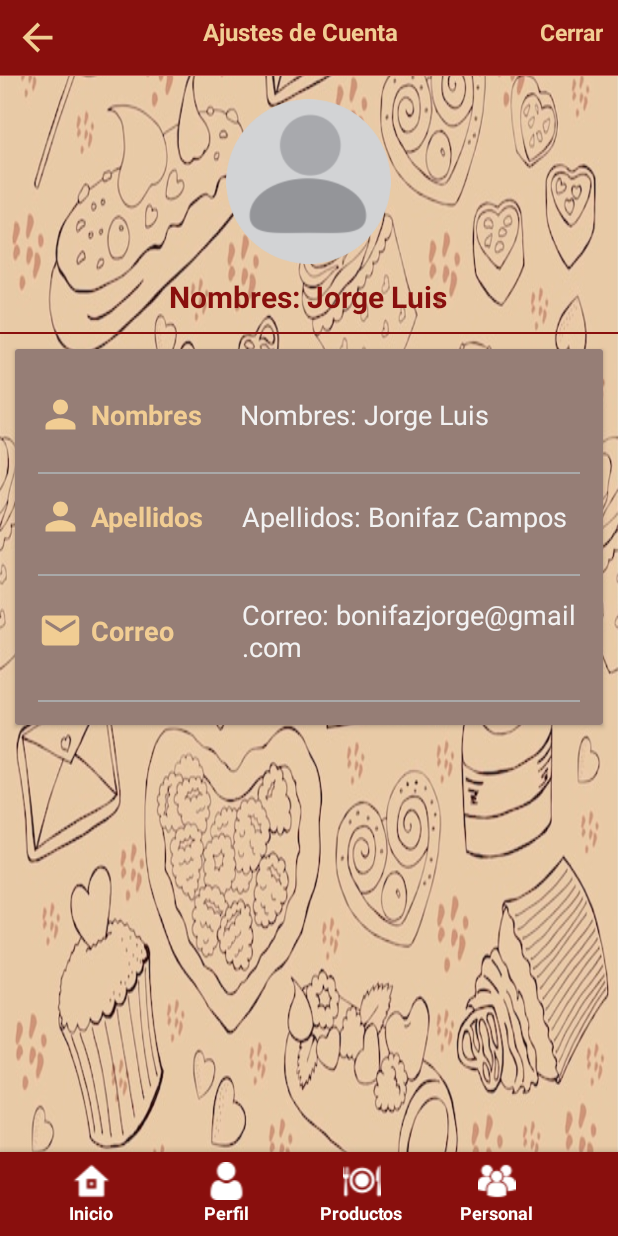
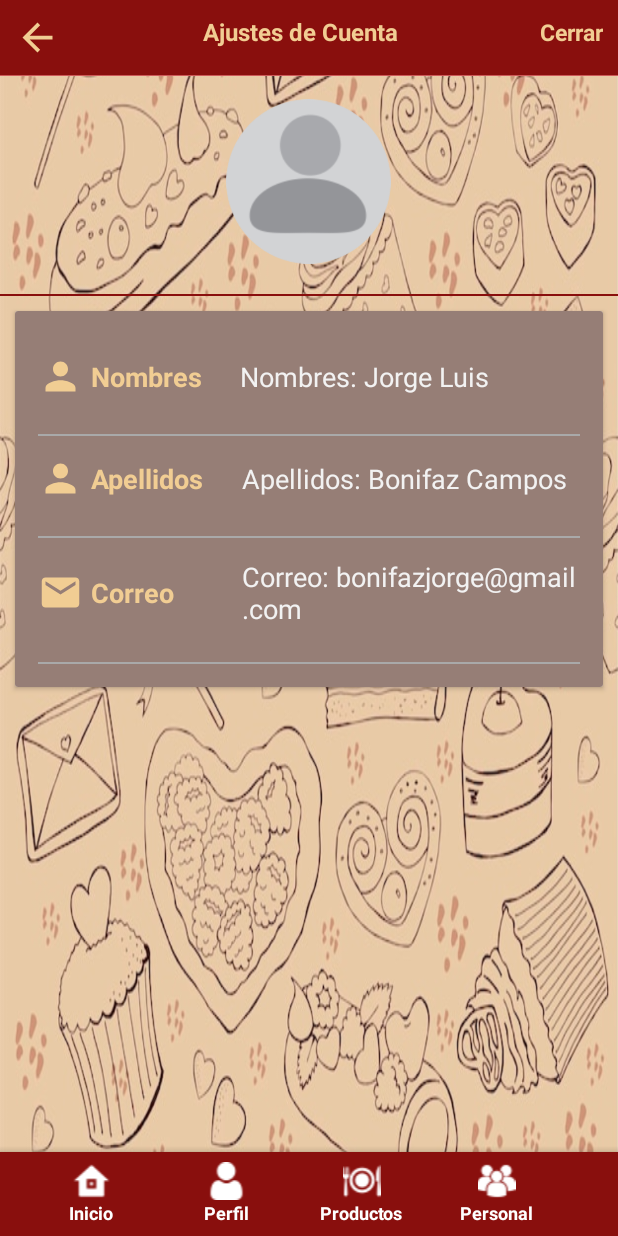
Before and after one commit to aymar1226/ProyectoRestaurante-Android, an Android app: the PerfilActivity screen opened directly, with no data from a screen before it, on a phone screen of 412 x 824 dp. Run offline under Robolectric (Android 15) with nearby library versions, the phone set to English and light mode, and no system bars; plain views replace CircularImageView; 6 statements that could not run were skipped.

Commit message:
Se le cambio el diseño 2

```diff
--- a/app/src/main/res/layout/activity_crud_personal.xml
+++ b/app/src/main/res/layout/activity_crud_personal.xml
@@ -117,6 +117,7 @@
         app:layout_constraintVertical_bias="0.0"
         android:divider="#00000000"
         android:dividerHeight="8dp"
+        android:layout_marginBottom="140px"
         />
 
 
--- a/app/src/main/res/layout/activity_crud_platos.xml
+++ b/app/src/main/res/layout/activity_crud_platos.xml
@@ -113,6 +113,7 @@
         app:layout_constraintVertical_bias="0.0"
         android:divider="#00000000"
         android:dividerHeight="8dp"
+        android:layout_marginBottom="140px"
         />
     <androidx.coordinatorlayout.widget.CoordinatorLayout
         android:id="@+id/coordinatorLayout"
--- a/app/src/main/res/layout/activity_perfil.xml
+++ b/app/src/main/res/layout/activity_perfil.xml
@@ -23,20 +23,13 @@
             android:src="@drawable/fotovacio"
             tools:ignore="MissingClass" />
 
-        <TextView
-            android:layout_width="wrap_content"
-            android:layout_height="wrap_content"
-            android:text="@string/nombre"
-            android:textColor="#890F0D"
-            android:textSize="20dp"
-            android:layout_marginTop="8dp"
-            android:textStyle="bold" />
+
 
         <View
             android:layout_width="match_parent"
             android:layout_height="1dp"
             android:background="#890F0D"
-            android:layout_marginTop="10dp"/>
+            android:layout_marginTop="20dp"/>
     </LinearLayout>
 
     <androidx.cardview.widget.CardView
```
